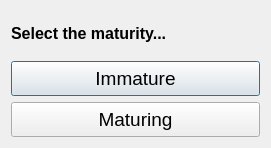
aliciabillings-noaa/CLAMS, file ui/MatSelDlgABL.ui: the form before one commit.
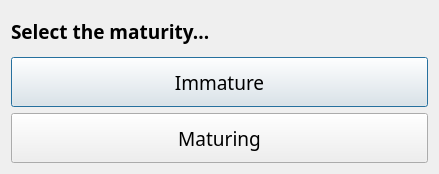
The form after the commit.

```diff
--- a/ui/MatSelDlgABL.ui
+++ b/ui/MatSelDlgABL.ui
@@ -6,8 +6,8 @@
    <rect>
     <x>0</x>
     <y>0</y>
-    <width>271</width>
-    <height>148</height>
+    <width>439</width>
+    <height>174</height>
    </rect>
   </property>
   <property name="windowTitle">
@@ -20,7 +20,8 @@
       <widget class="QLabel" name="label">
        <property name="font">
         <font>
-         <pointsize>12</pointsize>
+         <family>Arial Black</family>
+         <pointsize>14</pointsize>
          <weight>75</weight>
          <bold>true</bold>
         </font>
@@ -35,11 +36,12 @@
        <property name="minimumSize">
         <size>
          <width>165</width>
-         <height>35</height>
+         <height>50</height>
         </size>
        </property>
        <property name="font">
         <font>
+         <family>Arial Black</family>
          <pointsize>14</pointsize>
         </font>
        </property>
@@ -53,11 +55,12 @@
        <property name="minimumSize">
         <size>
          <width>165</width>
-         <height>35</height>
+         <height>50</height>
         </size>
        </property>
        <property name="font">
         <font>
+         <family>Arial Black</family>
          <pointsize>14</pointsize>
         </font>
        </property>
```
